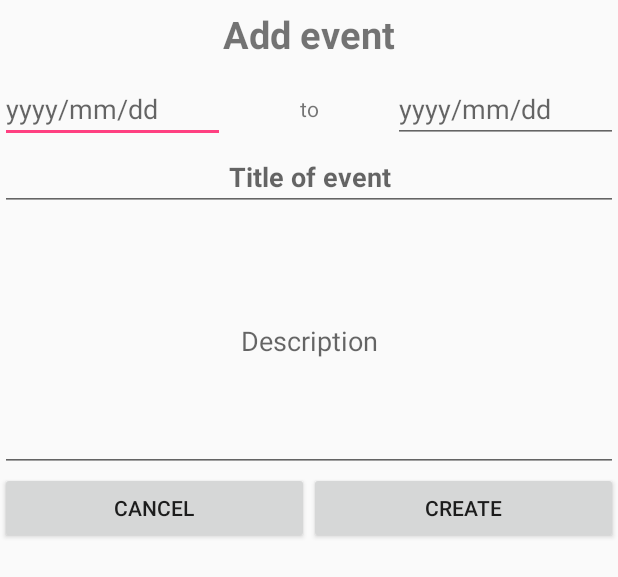
After one commit to jaeyubsong/FunServerProject, an Android app: the layout dialog_add_date.xml on its own in the app's theme, with its tools: preview values and no code run, on a phone screen of 412 x 824 dp. The commit adds this screen. Shown: the top 577 px of the screen. Run offline under Robolectric (Android 15) with nearby library versions, the phone set to English and light mode, and no system bars.

Commit message:
tab3 frontend complete

```diff
--- a/app/build.gradle
+++ b/app/build.gradle
@@ -26,4 +26,5 @@ dependencies {
     testImplementation 'junit:junit:4.12'
     androidTestImplementation 'com.android.support.test:runner:1.0.1'
     androidTestImplementation 'com.android.support.test.espresso:espresso-core:3.0.1'
+    implementation 'com.android.support:design:26.1.0'
 }
--- a/app/src/main/java/com/example/user/funserverproject/MainActivity.java
+++ b/app/src/main/java/com/example/user/funserverproject/MainActivity.java
@@ -13,13 +13,14 @@ import java.util.ArrayList;
 public class MainActivity extends AppCompatActivity implements OnClickListener {
 
     public static ArrayList<Contact> ContactList = new ArrayList<Contact>();
+    public static ArrayList<CalendarEvent> EventList = new ArrayList<CalendarEvent>();
     private final int Contact_Fragment = 1;
     private final int Gallery_Fragment = 2;
     private final int Custom_Fragment = 3;
     private final String TAG = "MainActivity";
     private static boolean frag2_first_time = true;
 
-    private Button btn_tab1, btn_tab2, btn_tab3;
+    private Button btn_tab1, btn_tab2, btn_tab3 ;
 
 
     @Override
@@ -34,8 +35,6 @@ public class MainActivity extends AppCompatActivity implements OnClickListener {
         btn_tab1.setOnClickListener(this);
         btn_tab2.setOnClickListener(this);
         btn_tab3.setOnClickListener(this);
-
-
 
 
     }
--- /dev/null
+++ b/app/src/main/res/layout/dialog_add_date.xml
@@ -0,0 +1,90 @@
+<?xml version="1.0" encoding="utf-8"?>
+<LinearLayout xmlns:android="http://schemas.android.com/apk/res/android"
+    android:orientation="vertical" android:layout_width="match_parent"
+    android:layout_height="match_parent">
+
+    <TextView
+        android:id="@+id/textView"
+        android:layout_gravity="center"
+        android:layout_width="wrap_content"
+        android:layout_height="wrap_content"
+        android:textSize="25sp"
+        android:textStyle="bold"
+        android:layout_marginTop="5dp"
+        android:text="@string/add_event" />
+
+    <LinearLayout
+        android:layout_width="match_parent"
+        android:layout_height="wrap_content"
+        android:orientation="horizontal"
+        android:layout_marginTop="10dp">
+
+        <EditText
+            android:id="@+id/startDate"
+            android:layout_width="150dp"
+            android:layout_height="wrap_content"
+            android:ems="10"
+            android:hint="yyyy/mm/dd"
+            android:inputType="date" />
+
+
+        <TextView
+            android:layout_width="wrap_content"
+            android:layout_height="wrap_content"
+            android:layout_gravity="center"
+            android:layout_weight="1"
+            android:text="to"
+            android:textAlignment="center" />
+
+        <EditText
+            android:id="@+id/endDate"
+            android:layout_width="150dp"
+            android:layout_height="wrap_content"
+            android:ems="10"
+            android:hint="yyyy/mm/dd"
+            android:inputType="date" />
+
+    </LinearLayout>
+
+
+    <EditText
+        android:id="@+id/eventTitle"
+        android:layout_width="match_parent"
+        android:layout_height="wrap_content"
+        android:ems="10"
+        android:inputType="textPersonName"
+        android:textAlignment="center"
+        android:textStyle="bold"
+        android:hint="Title of event" />
+
+    <EditText
+        android:id="@+id/description"
+        android:layout_width="match_parent"
+        android:layout_height="174dp"
+        android:ems="10"
+        android:hint="Description"
+        android:textAlignment="center"
+        android:inputType="textMultiLine" />
+
+    <LinearLayout
+        android:layout_width="match_parent"
+        android:layout_height="match_parent"
+        android:orientation="horizontal">
+
+        <Button
+            android:id="@+id/cancelButton"
+            android:layout_width="wrap_content"
+            android:layout_height="wrap_content"
+            android:layout_weight="1"
+            android:text="Cancel" />
+
+        <Button
+            android:id="@+id/okButton"
+            android:layout_width="wrap_content"
+            android:layout_height="wrap_content"
+            android:layout_weight="1"
+            android:text="Create" />
+    </LinearLayout>
+
+
+</LinearLayout>
--- a/app/src/main/res/values/strings.xml
+++ b/app/src/main/res/values/strings.xml
@@ -2,5 +2,6 @@
     <string name="app_name">FunServerProject</string>
     <string name="facebook_app_id">337564276651709</string>
     <string name="fb_login_protocol_scheme">fb337564276651709</string>
+    <string name="add_event">Add event</string>
 
 </resources>
```
Also changed, not shown: app/src/main/java/com/example/user/funserverproject/CalendarEvent.java (added, +55 -0 lines), app/src/main/java/com/example/user/funserverproject/Date.java (added, +40 -0 lines), app/src/main/java/com/example/user/funserverproject/Fragment1.java (+212 -26 lines), app/src/main/java/com/example/user/funserverproject/Fragment3.java (+172 -0 lines), app/src/main/res/drawable/roundedbutton.xml (added, +31 -0 lines), app/src/main/res/layout/calendar_main.xml (+20 -0 lines), app/src/main/res/layout/contact_main.xml (+8 -0 lines), app/src/main/res/layout/one_event.xml (added, +28 -0 lines).
